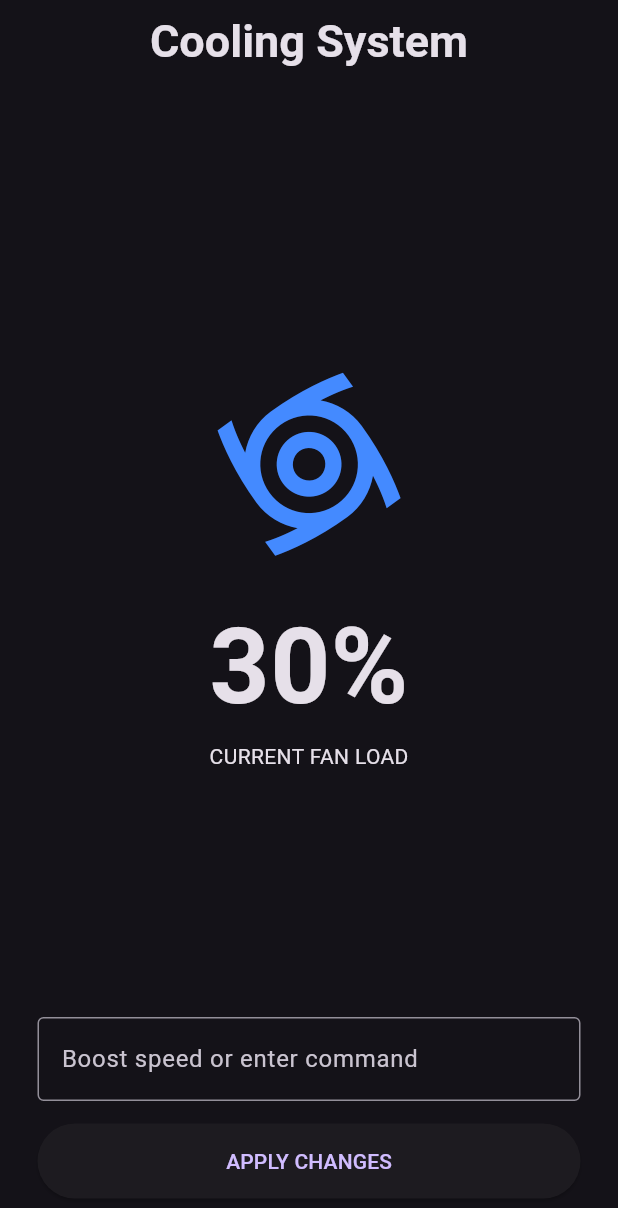
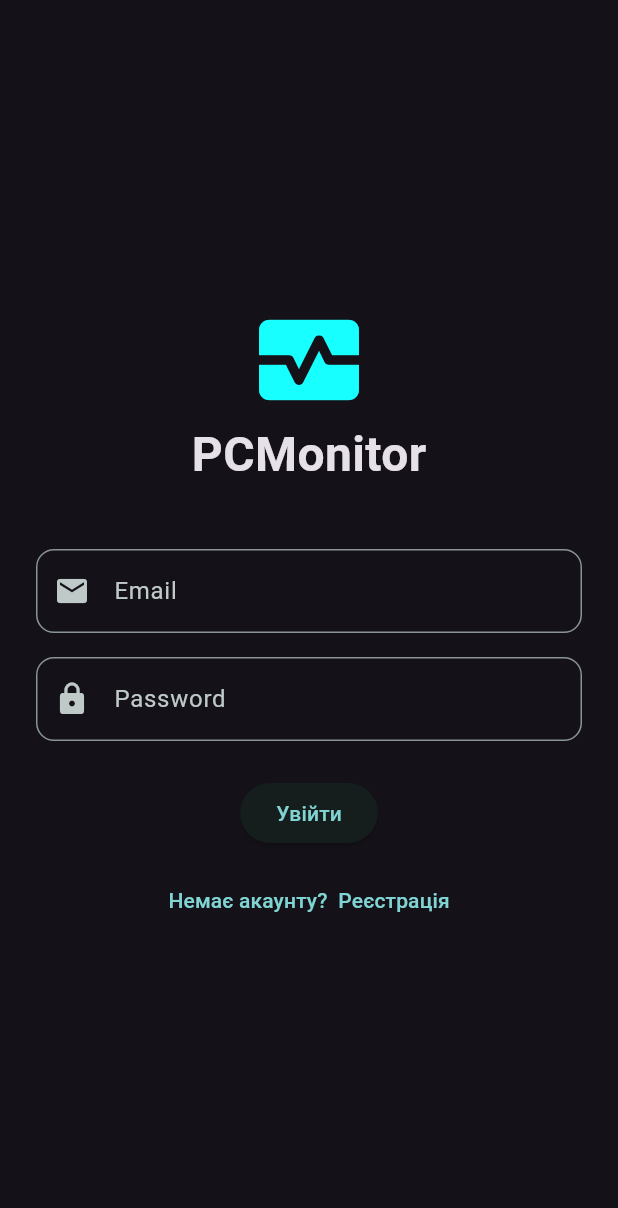
Before and after one commit to TooooooR/mobiledev, a Flutter app: the screen it shows after launch, on a phone screen of 412 x 824 dp. Shown: the top 1208 px of the screen. Run offline on Flutter 3.47's test engine with Material 3 defaults, Android fonts, the light colour scheme and no system bars.

Commit message:
Creating basic routing for the app
more details in video(first comm)

```diff
--- a/lib/main.dart
+++ b/lib/main.dart
@@ -1,4 +1,8 @@
 import 'package:flutter/material.dart';
+import 'package:flutter_app/pages/home_page.dart';
+import 'package:flutter_app/pages/login_page.dart';
+import 'package:flutter_app/pages/profile_page.dart';
+import 'package:flutter_app/pages/register_page.dart';
 
 void main() {
   runApp(const PCMonitor());
@@ -10,131 +14,21 @@ class PCMonitor extends StatelessWidget {
   @override
   Widget build(BuildContext context) {
     return MaterialApp(
-      title: 'PC Monitor',
-      theme: ThemeData.dark(),
-      home: const CoolingScreen(),
+      title: 'PCMonitor',
+      debugShowCheckedModeBanner: false,
+      theme: ThemeData.dark(useMaterial3: true).copyWith(
+        colorScheme: ColorScheme.fromSeed(
+          seedColor: Colors.cyanAccent,
+          brightness: Brightness.dark,
+        ),
+      ),
+      initialRoute: '/login',
+      routes: {
+        '/login': (context) => const LoginScreen(),
+        '/register': (context) => const RegisterScreen(),
+        '/home': (context) => const HomeScreen(),
+        '/profile': (context) => const ProfileScreen(),
+      },
     );
   }
 }
-
-class CoolingScreen extends StatefulWidget {
-  const CoolingScreen({super.key});
-
-  @override
-  State<CoolingScreen> createState() => _CoolingScreenState();
-}
-
-// SingleTickerProviderStateMixin потрібен для плавної роботи анімації
-class _CoolingScreenState extends State<CoolingScreen>
-    with SingleTickerProviderStateMixin {
-  int _fanSpeed = 30;
-  final _controller = TextEditingController();
-  late AnimationController _animController;
-
-  @override
-  void initState() {
-    super.initState();
-    _animController = AnimationController(
-      vsync: this,
-      duration: const Duration(seconds: 2),
-    )..repeat();
-  }
-
-  void _updateSpeed() {
-    final text = _controller.text.trim().toLowerCase();
-
-    setState(() {
-      if (text == 'ddr5 is very expensive') {
-        _fanSpeed = 0;
-        _showAlert('Magic Detected', 'System killed by a curse!');
-      } else {
-        final value = int.tryParse(text);
-        if (value != null) {
-          _fanSpeed = (_fanSpeed + value).clamp(0, 150);
-          if (_fanSpeed > 100) {
-            _showAlert('Warning', 'Overclocking detected!');
-          }
-        }
-      }
-
-      if (_fanSpeed > 0) {
-        _animController.duration = Duration(
-          milliseconds: (2000 / (_fanSpeed / 20 + 1)).round());
-        _animController.repeat();
-      } else {
-        _animController.stop();
-      }
-    });
-    _controller.clear();
-  }
-
-  void _showAlert(String title, String msg) {
-    showDialog<void>(
-      context: context,
-      builder: (ctx) {
-        return AlertDialog(
-          title: Text(title),
-          content: Text(msg),
-          actions: [
-            TextButton(
-              onPressed: () { Navigator.pop(ctx); },
-              child: const Text('OK'),
-            ),
-          ],
-        );
-      },
-    );
-  }
-
-  @override
-  Widget build(BuildContext context) {
-    return Scaffold(
-      appBar: AppBar(
-        title: const Text(
-          'Cooling System',
-          style: TextStyle(fontSize: 30, fontWeight: FontWeight.bold)
-          ),
-        centerTitle: true
-        ),
-      body: Padding(
-        padding: const EdgeInsets.all(25),
-        child: Column(
-          children: [
-            const Spacer(),
-            RotationTransition(
-              turns: _animController,
-              child: Icon(
-                Icons.cyclone,
-                size: 130,
-                color: _fanSpeed > 100 ? Colors.redAccent : Colors.blueAccent,
-              ),
-            ),
-            const SizedBox(
-              height: 20
-              ),
-            Text('$_fanSpeed%', style: const TextStyle(
-              fontSize: 70, fontWeight: FontWeight.bold
-              )),
-            const Text('CURRENT FAN LOAD'),
-            const Spacer(),
-            TextField(
-              controller: _controller,
-              decoration: const InputDecoration(
-                labelText: 'Boost speed or enter command',
-                border: OutlineInputBorder(),
-              ),
-            ),
-            const SizedBox(height: 15),
-            ElevatedButton(
-              onPressed: _updateSpeed,
-              style: ElevatedButton.styleFrom(
-                minimumSize: const Size(double.infinity, 50)
-                ),
-              child: const Text('APPLY CHANGES'),
-            ),
-          ],
-        ),
-      ),
-    );
-  }
-}
--- /dev/null
+++ b/lib/pages/login_page.dart
@@ -0,0 +1,37 @@
+import 'package:flutter/material.dart';
+import 'package:flutter_app/widgets/app_input.dart';
+
+class LoginScreen extends StatelessWidget {
+  const LoginScreen({super.key});
+
+  @override
+  Widget build(BuildContext context) {
+    return Scaffold(
+      body: Padding(
+        padding: const EdgeInsets.all(24),
+        child: Column(
+          mainAxisAlignment: MainAxisAlignment.center,
+          children: [
+            const Icon(Icons.monitor_heart, size: 80, color: Colors.cyanAccent),
+            const Text('PCMonitor', style: TextStyle(
+              fontSize: 32, fontWeight: FontWeight.bold)),
+            const SizedBox(height: 40),
+            const AppInput(label: 'Email', icon: Icons.email),
+            const SizedBox(height: 16),
+            const AppInput(label:'Password',icon: Icons.lock, isPassword: true),
+            const SizedBox(height: 24),
+            ElevatedButton(
+              onPressed: () => Navigator.pushReplacementNamed(context, '/home'),
+              child: const Text('Увійти'),
+            ),
+            const SizedBox(height: 10),
+            TextButton(
+              onPressed: () => Navigator.pushNamed(context, '/register'),
+              child: const Text('Немає акаунту?  Реєстрація'),
+            ),
+          ],
+        ),
+      ),
+    );
+  }
+}
--- /dev/null
+++ b/lib/widgets/app_input.dart
@@ -0,0 +1,26 @@
+import 'package:flutter/material.dart';
+
+class AppInput extends StatelessWidget {
+  final String label;
+  final IconData icon;
+  final bool isPassword;
+
+  const AppInput({
+    required this.label,
+    required this.icon,
+    this.isPassword = false,
+    super.key
+  });
+
+  @override
+  Widget build(BuildContext context) {
+    return TextField(
+      obscureText: isPassword,
+      decoration: InputDecoration(
+        labelText: label,
+        prefixIcon: Icon(icon),
+        border: OutlineInputBorder(borderRadius: BorderRadius.circular(12)),
+      ),
+    );
+  }
+}
```
Also changed, not shown: lib/models/station.dart (added, +14 -0 lines), lib/pages/home_page.dart (added, +96 -0 lines), lib/pages/profile_page.dart (added, +63 -0 lines), lib/pages/register_page.dart (added, +34 -0 lines), lib/widgets/build_stat_card.dart (added, +37 -0 lines).
